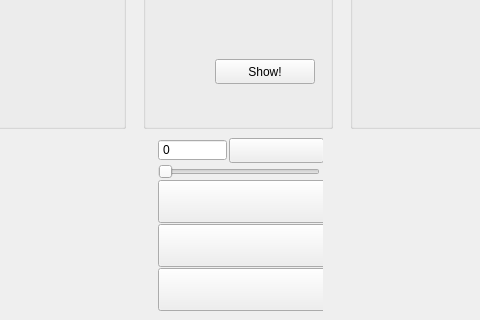
Above: src/gui/qt/gametable.ui from pokerth/pokerth before the change; both pictures show x 273 to 753 and y 280 to 600 of the 1024 by 600 pixel window. Below: the same form after it.
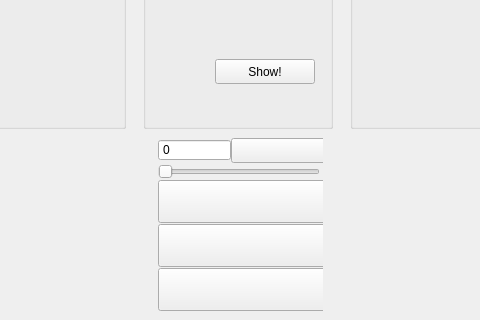
That is the form after the change. Icons and pictures are not drawn. Custom widgets are drawn as their Qt base class.

Commit message: fixed special chars problem with nickname links on ranking game table

```diff
--- a/src/gui/qt/gametable.ui
+++ b/src/gui/qt/gametable.ui
@@ -3027,13 +3027,13 @@
          <item row="1" column="0">
           <layout class="QHBoxLayout">
            <property name="spacing">
-            <number>2</number>
+            <number>0</number>
            </property>
            <item>
             <widget class="QSpinBox" name="spinBox_betValue">
              <property name="minimumSize">
               <size>
-               <width>69</width>
+               <width>73</width>
                <height>0</height>
               </size>
              </property>
```
The commit also changes 2 other files.
